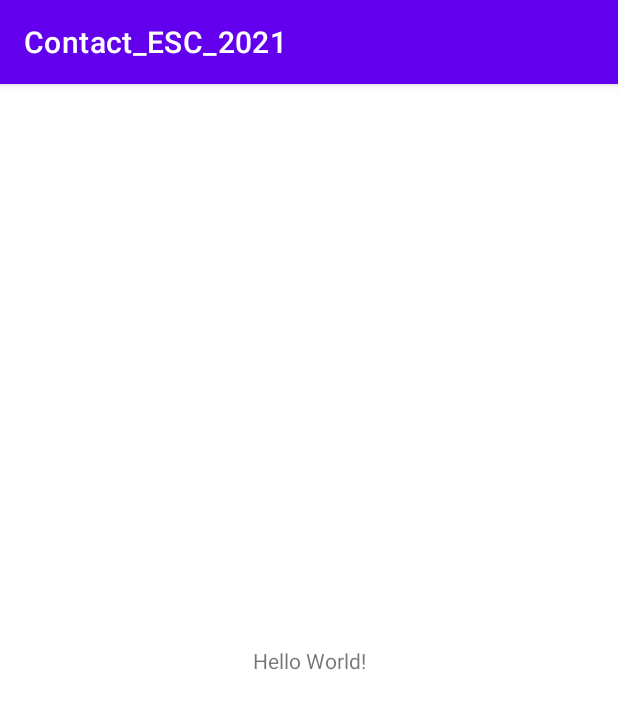
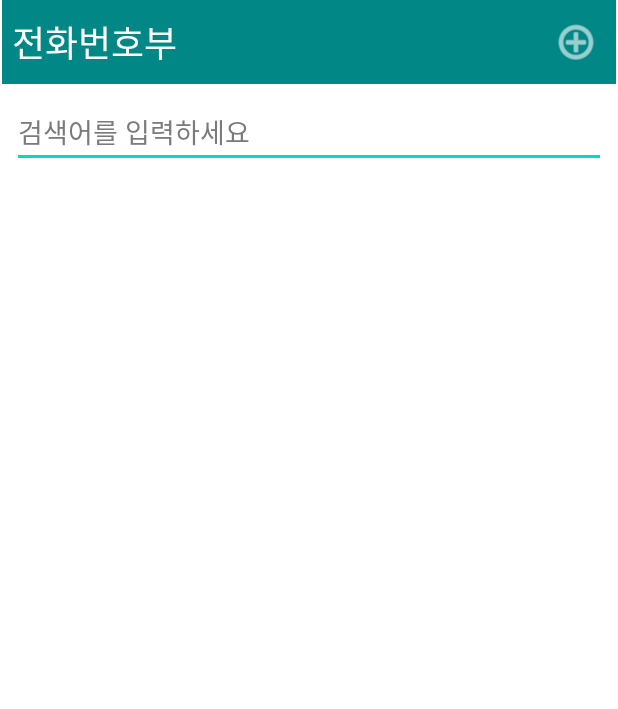
Before and after one commit to Lazagga/Contact_ESC_2021, an Android app: the screen it shows after launch (MainActivity), on a phone screen of 412 x 824 dp. Shown: the top 709 px of the screen. Run offline under Robolectric (Android 15) with nearby library versions, the phone set to English and light mode, and no system bars.

Commit message:
MainActivity, RecyclerView 추가

```diff
--- a/app/src/main/res/layout/activity_main.xml
+++ b/app/src/main/res/layout/activity_main.xml
@@ -6,13 +6,71 @@
     android:layout_height="match_parent"
     tools:context=".MainActivity">
 
+    <androidx.appcompat.widget.Toolbar
+        android:id="@+id/toolbar"
+        android:layout_width="409dp"
+        android:layout_height="wrap_content"
+        android:background="@color/teal_700"
+        android:backgroundTint="@color/teal_700"
+        android:minHeight="?attr/actionBarSize"
+        android:theme="?attr/actionBarTheme"
+        app:layout_constraintEnd_toEndOf="parent"
+        app:layout_constraintStart_toStartOf="parent"
+        app:layout_constraintTop_toTopOf="parent" />
+
     <TextView
+        android:id="@+id/textView"
         android:layout_width="wrap_content"
         android:layout_height="wrap_content"
-        android:text="Hello World!"
-        app:layout_constraintBottom_toBottomOf="parent"
-        app:layout_constraintLeft_toLeftOf="parent"
-        app:layout_constraintRight_toRightOf="parent"
+        android:layout_marginStart="8dp"
+        android:foregroundTint="#00FFFFFF"
+        android:text="전화번호부"
+        android:textColor="#FFFFFF"
+        android:textSize="24sp"
+        app:layout_constraintBottom_toBottomOf="@+id/toolbar"
+        app:layout_constraintStart_toStartOf="parent"
         app:layout_constraintTop_toTopOf="parent" />
 
+    <ImageButton
+        android:id="@+id/Add"
+        android:layout_width="wrap_content"
+        android:layout_height="wrap_content"
+        android:layout_marginTop="8dp"
+        android:layout_marginBottom="8dp"
+        android:backgroundTint="#00009688"
+        android:foregroundTint="#FFFFFF"
+        app:layout_constraintBottom_toBottomOf="@+id/toolbar"
+        app:layout_constraintEnd_toEndOf="parent"
+        app:layout_constraintTop_toTopOf="parent"
+        app:srcCompat="@android:drawable/ic_menu_add"
+        app:tint="#FFFFFF" />
+
+    <EditText
+        android:id="@+id/SearchTextView"
+        android:layout_width="0dp"
+        android:layout_height="wrap_content"
+        android:layout_marginStart="8dp"
+        android:layout_marginTop="8dp"
+        android:layout_marginEnd="8dp"
+        android:ems="10"
+        android:hint="검색어를 입력하세요"
+        android:textColorHint="#7A7A7A"
+        app:layout_constraintEnd_toEndOf="parent"
+        app:layout_constraintStart_toStartOf="parent"
+        app:layout_constraintTop_toBottomOf="@+id/toolbar" />
+
+    <androidx.recyclerview.widget.RecyclerView
+        android:id="@+id/MainRecycler"
+        android:layout_width="0dp"
+        android:layout_height="0dp"
+        android:layout_marginStart="8dp"
+        android:layout_marginTop="8dp"
+        android:layout_marginEnd="8dp"
+        android:layout_marginBottom="8dp"
+        app:layout_constraintBottom_toBottomOf="parent"
+        app:layout_constraintEnd_toEndOf="parent"
+        app:layout_constraintHorizontal_bias="0.0"
+        app:layout_constraintStart_toStartOf="parent"
+        app:layout_constraintTop_toBottomOf="@+id/SearchTextView"
+        app:layout_constraintVertical_bias="1.0" />
 </androidx.constraintlayout.widget.ConstraintLayout>
--- a/app/src/main/res/values-night/themes.xml
+++ b/app/src/main/res/values-night/themes.xml
@@ -1,6 +1,6 @@
 <resources xmlns:tools="http://schemas.android.com/tools">
     <!-- Base application theme. -->
-    <style name="Theme.Contact_ESC_2021" parent="Theme.MaterialComponents.DayNight.DarkActionBar">
+    <style name="Theme.Contact_ESC_2021" parent="Theme.MaterialComponents.DayNight.NoActionBar">
         <!-- Primary brand color. -->
         <item name="colorPrimary">@color/purple_200</item>
         <item name="colorPrimaryVariant">@color/purple_700</item>
--- a/app/src/main/res/values/themes.xml
+++ b/app/src/main/res/values/themes.xml
@@ -1,6 +1,6 @@
 <resources xmlns:tools="http://schemas.android.com/tools">
     <!-- Base application theme. -->
-    <style name="Theme.Contact_ESC_2021" parent="Theme.MaterialComponents.DayNight.DarkActionBar">
+    <style name="Theme.Contact_ESC_2021" parent="Theme.MaterialComponents.DayNight.NoActionBar">
         <!-- Primary brand color. -->
         <item name="colorPrimary">@color/purple_500</item>
         <item name="colorPrimaryVariant">@color/purple_700</item>
```
Also changed, not shown: app/src/main/res/layout/recycler_item.xml (added, +62 -0 lines).
